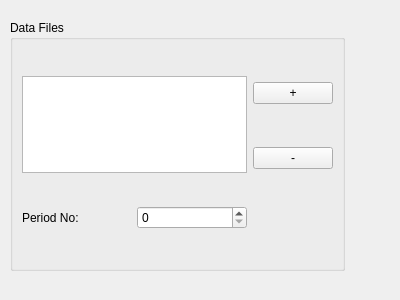
First picture: the form in src/gui/widgets/ui_files/sampleBackgroundWidget.ui, repository disorderedmaterials/GudPy, before the edit.
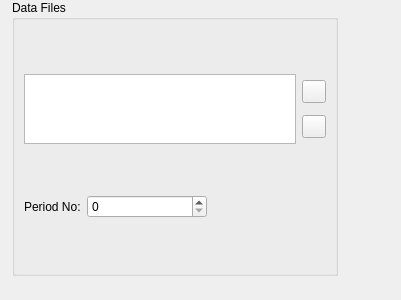
Second picture: the form after the edit. Icons and pictures are not drawn.

Commit message: feat: QPushButtons to QToolButtons and reorganise layout.

Patch:
```diff
--- a/src/gui/widgets/ui_files/sampleBackgroundWidget.ui
+++ b/src/gui/widgets/ui_files/sampleBackgroundWidget.ui
@@ -6,7 +6,7 @@
    <rect>
     <x>0</x>
     <y>0</y>
-    <width>400</width>
+    <width>401</width>
     <height>300</height>
    </rect>
   </property>
@@ -16,10 +16,10 @@
   <widget class="QGroupBox" name="dataFilesGroupBox">
    <property name="geometry">
     <rect>
-     <x>10</x>
-     <y>20</y>
-     <width>335</width>
-     <height>251</height>
+     <x>12</x>
+     <y>0</y>
+     <width>326</width>
+     <height>276</height>
     </rect>
    </property>
    <property name="minimumSize">
@@ -31,12 +31,23 @@
    <property name="title">
     <string>Data Files</string>
    </property>
-   <layout class="QGridLayout" name="gridLayout">
-    <item row="0" column="0" rowspan="2" colspan="2">
-     <widget class="QListWidget" name="dataFilesList"/>
-    </item>
-    <item row="0" column="2">
-     <widget class="QPushButton" name="addDataFileButton">
+   <layout class="QVBoxLayout" name="verticalLayout_2">
+    <item>
+     <layout class="QHBoxLayout" name="horizontalLayout_2">
+      <item>
+       <widget class="QListWidget" name="dataFilesList">
+        <property name="sizePolicy">
+         <sizepolicy hsizetype="Preferred" vsizetype="Preferred">
+          <horstretch>0</horstretch>
+          <verstretch>0</verstretch>
+         </sizepolicy>
+        </property>
+       </widget>
+      </item>
+      <item>
+       <layout class="QVBoxLayout" name="verticalLayout">
+        <item>
+         <widget class="QToolButton" name="addDataFileButton">
       <property name="sizePolicy">
        <sizepolicy hsizetype="Fixed" vsizetype="Fixed">
         <horstretch>0</horstretch>
@@ -44,12 +55,16 @@
        </sizepolicy>
       </property>
       <property name="text">
-       <string>+</string>
-      </property>
-     </widget>
-    </item>
-    <item row="1" column="2">
-     <widget class="QPushButton" name="removeDataFileButton">
+           <string/>
+          </property>
+          <property name="icon">
+           <iconset>
+            <normaloff>../resources/plus.png</normaloff>../resources/plus.png</iconset>
+          </property>
+         </widget>
+        </item>
+        <item>
+         <widget class="QToolButton" name="removeDataFileButton">
       <property name="sizePolicy">
        <sizepolicy hsizetype="Fixed" vsizetype="Fixed">
         <horstretch>0</horstretch>
@@ -57,19 +72,51 @@
        </sizepolicy>
       </property>
       <property name="text">
-       <string>-</string>
-      </property>
-     </widget>
-    </item>
-    <item row="2" column="0">
+           <string/>
+          </property>
+          <property name="icon">
+           <iconset>
+            <normaloff>../resources/minus.png</normaloff>../resources/minus.png</iconset>
+          </property>
+         </widget>
+        </item>
+       </layout>
+      </item>
+     </layout>
+    </item>
+    <item>
+     <layout class="QHBoxLayout" name="horizontalLayout">
+      <item>
      <widget class="QLabel" name="periodNoLabel">
       <property name="text">
        <string>Period No:</string>
       </property>
      </widget>
     </item>
-    <item row="2" column="1">
-     <widget class="QSpinBox" name="periodNoSpinBox"/>
+      <item>
+       <widget class="QSpinBox" name="periodNoSpinBox">
+        <property name="sizePolicy">
+         <sizepolicy hsizetype="Expanding" vsizetype="Fixed">
+          <horstretch>0</horstretch>
+          <verstretch>0</verstretch>
+         </sizepolicy>
+        </property>
+       </widget>
+      </item>
+      <item>
+       <spacer name="horizontalSpacer">
+        <property name="orientation">
+         <enum>Qt::Horizontal</enum>
+        </property>
+        <property name="sizeHint" stdset="0">
+         <size>
+          <width>40</width>
+          <height>20</height>
+         </size>
+        </property>
+       </spacer>
+      </item>
+     </layout>
     </item>
    </layout>
   </widget>
```
Lines whose indentation alone changed are shown as unchanged.
